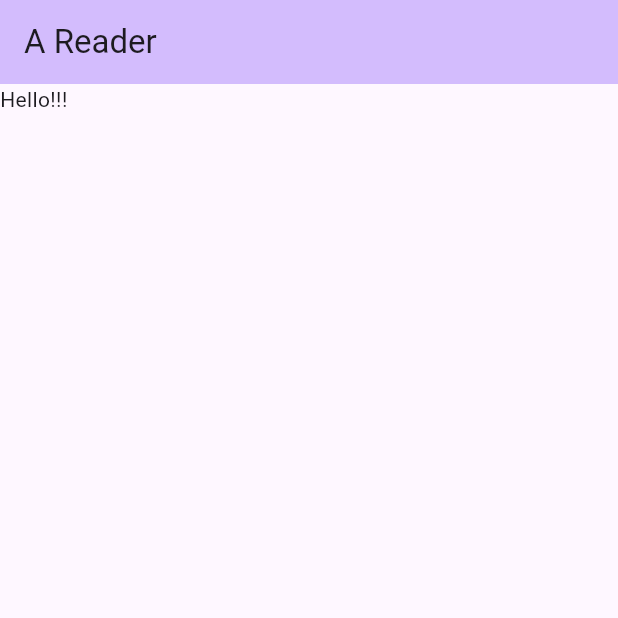
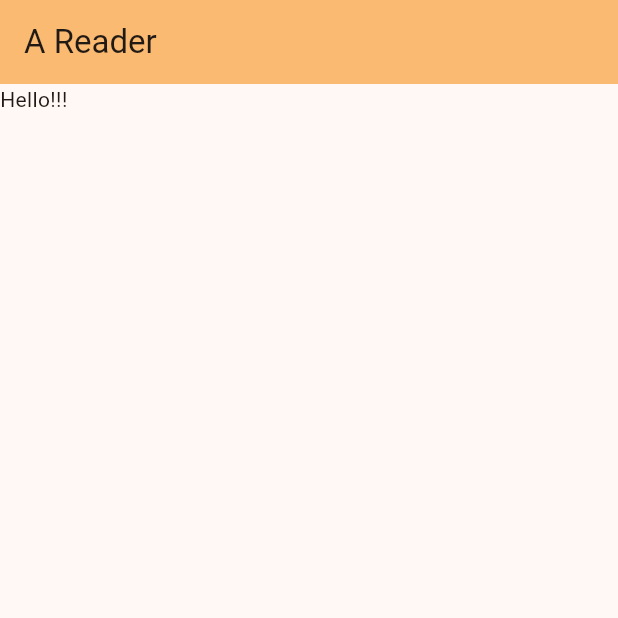
Before and after one commit to SAJalingo/book_reader, a Flutter app: the screen it shows after launch, on a phone screen of 412 x 824 dp, the top half of it. Run offline on Flutter 3.47's test engine with Material 3 defaults, Android fonts, the phone set to English and light mode, and no system bars.

Commit message:
changed the material theme color from purple to orange accent

```diff
--- a/lib/main.dart
+++ b/lib/main.dart
@@ -14,7 +14,7 @@ class MyApp extends StatelessWidget {
       title: 'Flutter Demo',
       theme: ThemeData(
         colorScheme: ColorScheme.fromSeed(
-          seedColor: Colors.deepPurple,
+          seedColor: Colors.orangeAccent,
         ),
       ),
       home: const MyHomePage(),
```
